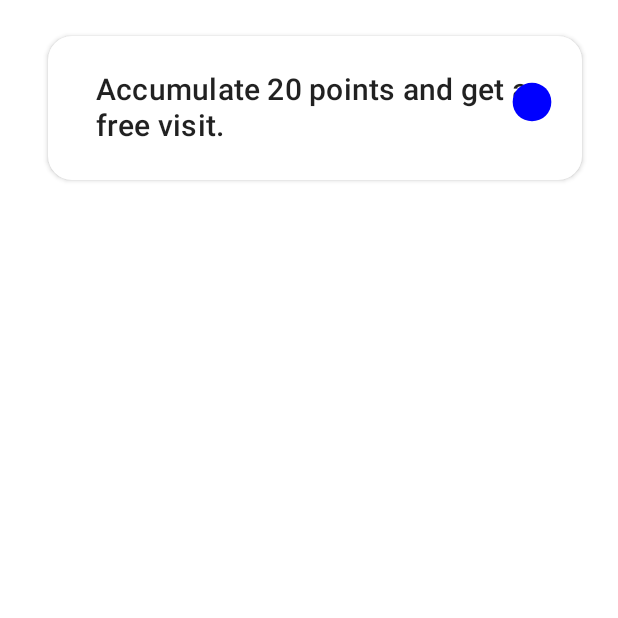
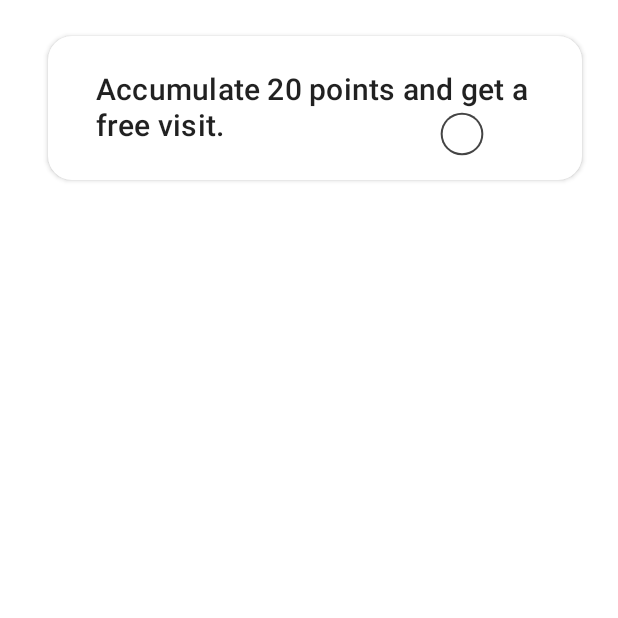
Before and after one commit to spike/Salon, an Android app built with Jetpack Compose: the composable LoyaltyProgram shown on its own in the app's theme, on a phone screen of 412 x 824 dp, the top half of it. Run offline under Robolectric (Android 15) with nearby library versions, the phone set to English and light mode, and no system bars; 1 statement that could not run was skipped.

```diff
--- a/app/src/main/java/com/github/spike/salon/MainActivity.kt
+++ b/app/src/main/java/com/github/spike/salon/MainActivity.kt
@@ -175,8 +175,13 @@ fun LoyaltyProgram() {
             val canvasWidth = size.width
             val canvasHeight = size.height
             drawCircle(
-                color = Color.Blue,
-                center = Offset(x = canvasWidth - 50, y = canvasHeight -50),
+                color = Color.DarkGray,
+                center = Offset(x = canvasWidth - 120, y = canvasHeight -18),
+                radius = size.minDimension / 6 + 2
+            )
+            drawCircle(
+                color = Color.White,
+                center = Offset(x = canvasWidth - 120, y = canvasHeight -18),
                 radius = size.minDimension / 6
             )
         }
```
